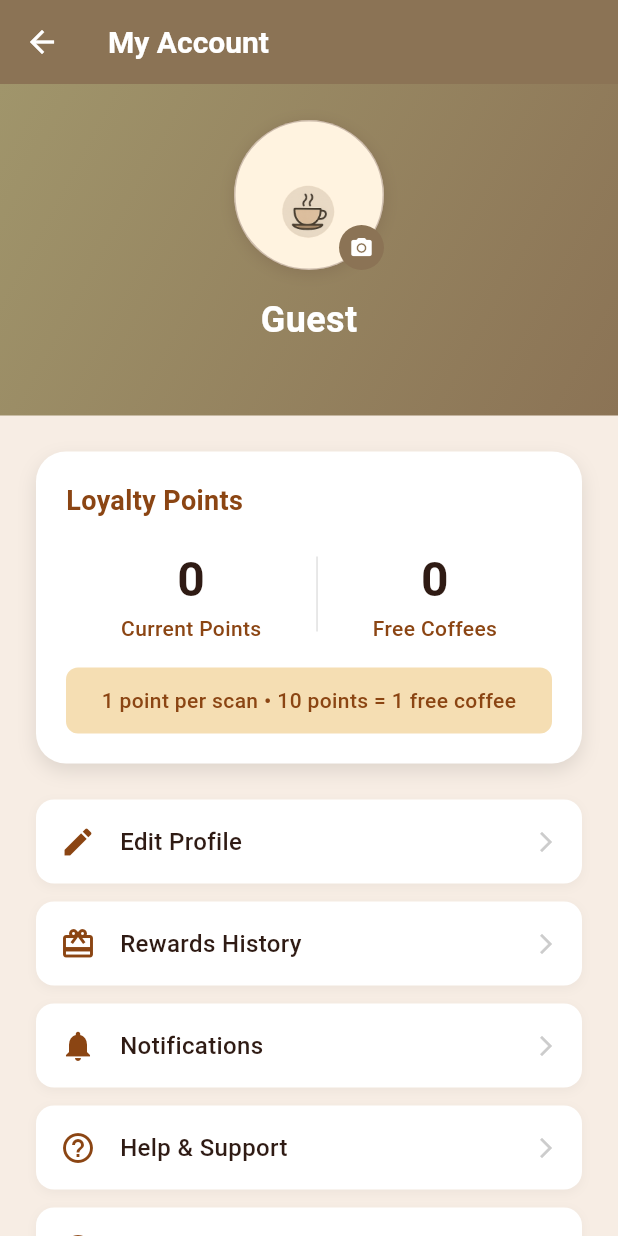
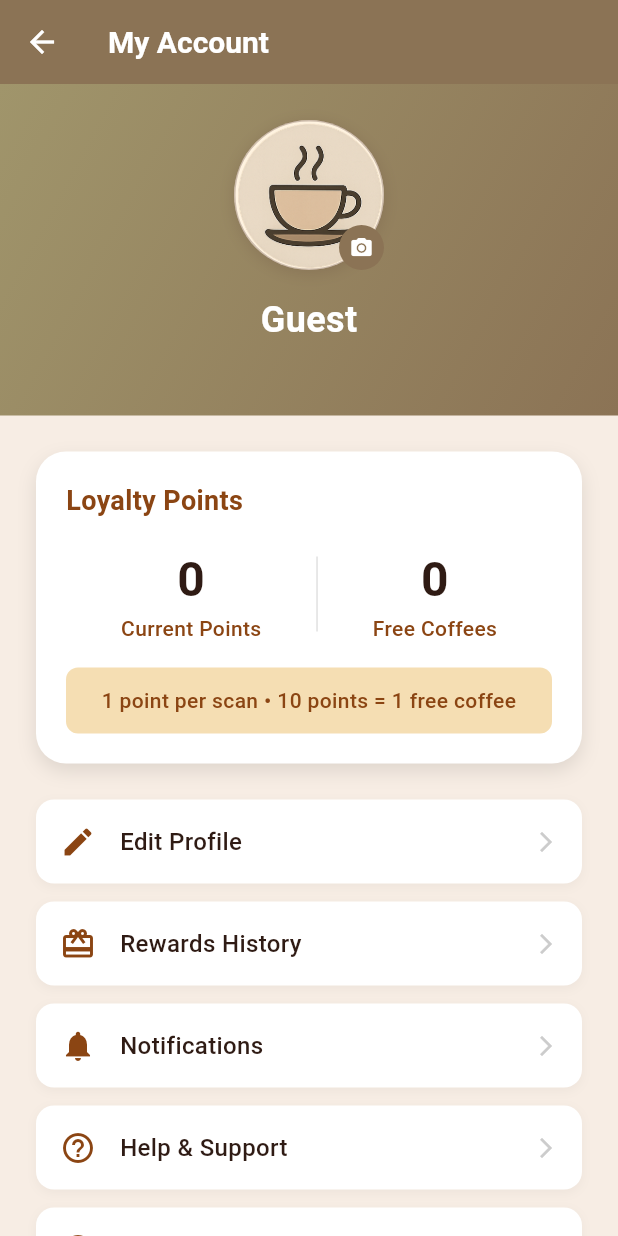
Before and after one commit to noodev8/ginger, a Flutter app: the AccountPage screen opened directly, on a phone screen of 412 x 824 dp. Run offline on Flutter 3.47's test engine with Material 3 defaults, Android fonts, the phone set to English and light mode, and no system bars; our stand-ins replace flutter_secure_storage, qr_flutter; missing offline and left inert: mobile_scanner; accounts and stored records are empty.

Commit message:
icon ui fix

```diff
--- a/ginger_flutter/lib/widgets/preset_profile_icons.dart
+++ b/ginger_flutter/lib/widgets/preset_profile_icons.dart
@@ -106,11 +106,12 @@ class PresetProfileIconWidget extends StatelessWidget {
           ],
         ),
         child: presetIcon.assetPath != null
-            ? Padding(
-                padding: EdgeInsets.all(size * 0.2),
+            ? ClipOval(
                 child: Image.asset(
                   presetIcon.assetPath!,
-                  fit: BoxFit.contain,
+                  width: size,
+                  height: size,
+                  fit: BoxFit.cover,
                 ),
               )
             : Icon(
```
Also changed, not shown: ginger_flutter/assets/coffee_icon_1.png, ginger_flutter/assets/coffee_icon_2.png, ginger_flutter/assets/coffee_icon_3.png, ginger_flutter/assets/coffee_icon_4.png.
